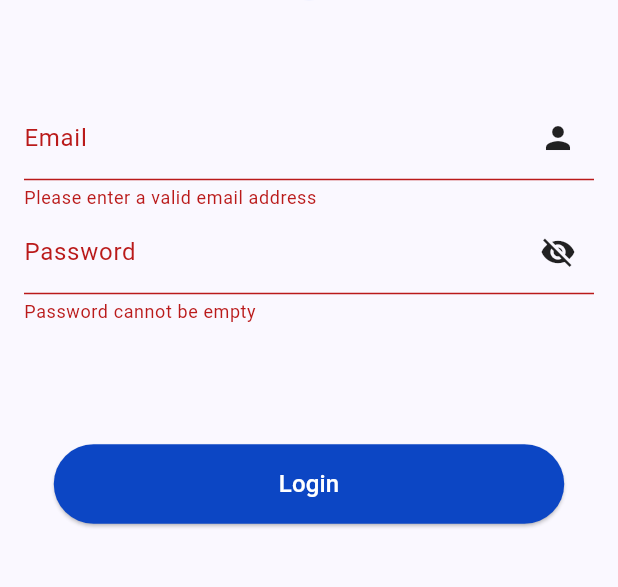
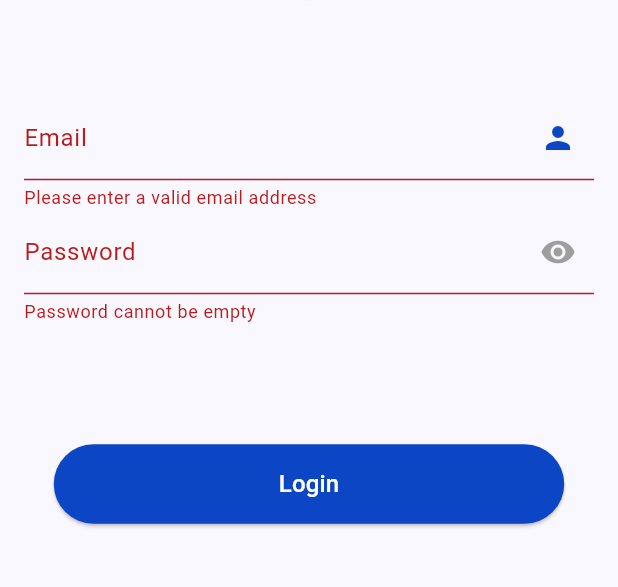
Before and after one commit to starkoder1/sch-mgmt-system, a Flutter app: the UserLoginForm screen opened directly with empty values, after a tap on "Login", on a phone screen of 412 x 824 dp, the part 476-1063 px from its top. Run offline on Flutter 3.47's test engine with Material 3 defaults, Android fonts, the phone set to English and light mode, and no system bars; our stand-ins replace firebase_auth, firebase_core, flutter_dotenv, image_picker, recase, supabase_flutter; accounts and stored records are empty; generated files the repository leaves out were written again; project files that could hold a hidden picture were left out.

Commit message:
Initialized supabse and fixed login screen

```diff
--- a/lib/screens/user_signin_form.dart
+++ b/lib/screens/user_signin_form.dart
@@ -22,6 +22,15 @@ class _UserLoginFormState extends State<UserLoginForm> {
   String userPass = '';
   late String currentUserType = widget.userType;
 
+  bool isPasswordVisible = false;
+
+  //toggle password visibilty
+  void _togglePassVisibility() {
+    setState(() {
+      isPasswordVisible = !isPasswordVisible;
+    });
+  }
+
   //Handle validation and authentication
   void onLoginPress() async {
     if (_formKey.currentState!.validate()) {
@@ -37,8 +46,8 @@ class _UserLoginFormState extends State<UserLoginForm> {
         Navigator.of(context).pushReplacement(MaterialPageRoute(
           builder: (context) => const WelcomeScreen(),
         ));
-        ScaffoldMessenger.of(context)
-            .showSnackBar(const SnackBar(content: Text("Signed in successfulyy!")));
+        ScaffoldMessenger.of(context).showSnackBar(
+            const SnackBar(content: Text("Signed in successfulyy!")));
       }
     }
   }
@@ -82,7 +91,7 @@ class _UserLoginFormState extends State<UserLoginForm> {
                 ),
                 suffixIcon: Icon(
                   Icons.person,
-                  color: Theme.of(context).iconTheme.color,
+                  color: Theme.of(context).colorScheme.primary,
                 ),
               ),
               validator: (value) {
@@ -107,10 +116,20 @@ class _UserLoginFormState extends State<UserLoginForm> {
                       fontSize:
                           Theme.of(context).textTheme.bodyLarge!.fontSize),
                 ),
-                suffixIcon: Icon(Icons.visibility_off,
-                    color: Theme.of(context).iconTheme.color),
+                suffixIcon: IconButton(
+                  onPressed: _togglePassVisibility,
+                  icon: isPasswordVisible
+                      ? Icon(
+                          Icons.visibility_off,
+                          color: Theme.of(context).colorScheme.primary,
+                        )
+                      : Icon(
+                          Icons.visibility,
+                          color: Colors.grey,
+                        ),
+                ),
               ),
-              obscureText: true,
+              obscureText: isPasswordVisible,
               validator: (value) {
                 if (value == null || value.isEmpty) {
                   return 'Password cannot be empty';
--- a/lib/screens/user_type.dart
+++ b/lib/screens/user_type.dart
@@ -13,7 +13,7 @@ class _UserLoginState extends State<UserType> {
 
 
   void _navigateToLoginForm(String userType) {
-    Navigator.of(context).pushReplacement(MaterialPageRoute(
+    Navigator.of(context).push(MaterialPageRoute(
       builder: (context) => UserLoginForm(
         userType: userType,
       ),
--- a/lib/screens/welcome_screen.dart
+++ b/lib/screens/welcome_screen.dart
@@ -17,7 +17,7 @@ class WelcomeScreen extends StatefulWidget {
 class _WelcomeScreenState extends State<WelcomeScreen> {
   @override
   Widget build(BuildContext context) {
-    return Scaffold(
+    return Scaffold(backgroundColor: Colors.white,
       body: Padding(
         padding: const EdgeInsets.all(16.0),
         child: SingleChildScrollView(
```
Also changed, not shown: lib/main.dart (+30 -20 lines).
